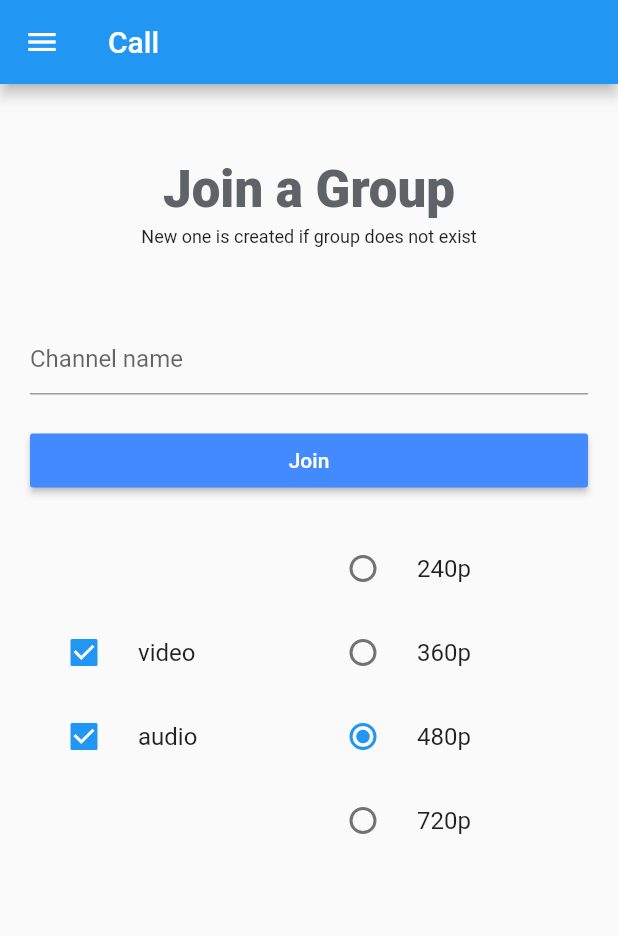
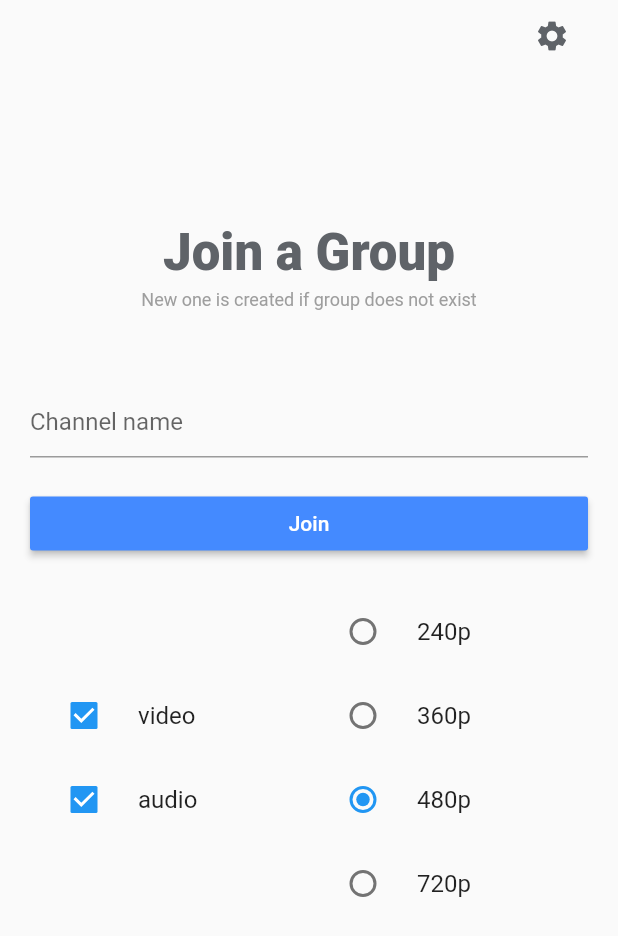
Before and after one commit to BrainyWayne/DSCAgora-Livestream, a Flutter app: the screen it shows after launch, after a tap on the "video call" icon, on a phone screen of 412 x 824 dp. Shown: the top 936 px of the screen. Run offline on Flutter 3.47's test engine with Material 2 defaults, Android fonts, the light colour scheme and no system bars; our stand-ins replace flutter_swiper; missing offline and left inert: agora_flutter_webrtc.

Commit message:
settings n indexPage modified

```diff
--- a/lib/main.dart
+++ b/lib/main.dart
@@ -1,4 +1,5 @@
 import 'package:agora_flutter_webrtc_quickstart/routes.dart';
+import './theme.dart';
 import 'package:flutter/material.dart';
 import 'pages/entry.dart';
 
@@ -10,9 +11,8 @@ class MyApp extends StatelessWidget {
   Widget build(BuildContext context) {
     return new MaterialApp(
       title: 'DSC',
-      theme: new ThemeData(
-        primarySwatch: Colors.blue,
-      ),
+      debugShowCheckedModeBanner: false,
+      theme: lightTheme,
       onGenerateRoute: Router.generateRoutes,
     );
   }
--- a/lib/pages/entry.dart
+++ b/lib/pages/entry.dart
@@ -3,6 +3,9 @@ import 'package:flutter/material.dart';
 import 'call.dart';
 
 class IndexPage extends StatefulWidget {
+  final String channelName;
+
+  IndexPage({this.channelName});
   @override
   State<StatefulWidget> createState() {
     return new IndexState();
@@ -10,7 +13,7 @@ class IndexPage extends StatefulWidget {
 }
 
 class IndexState extends State<IndexPage> {
-  final _channelController = TextEditingController();
+  TextEditingController _channelController;
 
   bool _validateError = false;
   bool _video = true;
@@ -37,18 +40,37 @@ class IndexState extends State<IndexPage> {
   }
 
   @override
+  void initState() {
+    // TODO: implement initState
+    super.initState();
+
+    /// set inital channel name
+    _channelController = TextEditingController(text: widget.channelName);
+  }
+
+  @override
   Widget build(BuildContext context) {
     return Scaffold(
       resizeToAvoidBottomInset: false,
-      appBar: AppBar(
-        title: Text('Call'),
-      ),
-      body: SingleChildScrollView(
+      body: SafeArea(
+        child: SingleChildScrollView(
           child: Container(
+              height: MediaQuery.of(context).size.height,
               padding: EdgeInsets.symmetric(horizontal: 20),
               // height: 400,
               child: Column(
                 children: <Widget>[
+                  Align(
+                    alignment: Alignment.topRight,
+                    child: IconButton(
+                      icon: Icon(
+                        Icons.settings,
+                        color: fadedBlack,
+                      ),
+                      onPressed: () {},
+                    ),
+                  ),
+                  SizedBox(height: 50),
                   Container(
                     padding: EdgeInsets.symmetric(vertical: 50),
                     child: Column(
@@ -67,6 +89,7 @@ class IndexState extends State<IndexPage> {
                           "New one is created if group does not exist",
                           style: TextStyle(
                             fontSize: 12.0,
+                            color: greyText,
                           ),
                         )
                       ],
@@ -115,7 +138,8 @@ class IndexState extends State<IndexPage> {
                                     _video = value;
                                   });
                                 },
-                              controlAffinity: ListTileControlAffinity.leading),
+                                controlAffinity:
+                                    ListTileControlAffinity.leading),
                             CheckboxListTile(
                                 title: Text("audio"),
                                 value: _audio,
@@ -125,7 +149,8 @@ class IndexState extends State<IndexPage> {
                                     _audio = value;
                                   });
                                 },
-                              controlAffinity: ListTileControlAffinity.leading),
+                                controlAffinity:
+                                    ListTileControlAffinity.leading),
                             // CheckboxListTile(
                             //     title: Text("screen"),
                             //     value: _screen,
@@ -187,6 +212,7 @@ class IndexState extends State<IndexPage> {
                   ),
                 ],
               )),
+        ),
       ),
       drawer: Drawer(
           child: Column(
--- a/lib/pages/home.dart
+++ b/lib/pages/home.dart
@@ -64,11 +64,15 @@ class _HomeState extends State<Home> {
             children: <Widget>[
               Positioned(
                 right: -40,
-                top: -20,
+                top: -80,
                 child: Container(
                   alignment: Alignment.topRight,
-
-                  child: Image.asset("assets/images/dsclogo.png", width: 300, height: 300, fit: BoxFit.cover,),
+                  child: Image.asset(
+                    "assets/images/dsclogo.png",
+                    width: 300,
+                    height: 300,
+                    fit: BoxFit.contain,
+                  ),
                 ),
               ),
               Container(
--- a/lib/routes.dart
+++ b/lib/routes.dart
@@ -14,7 +14,11 @@ class Router {
       case '/':
         return MaterialPageRoute(builder: (_) => Home());
       case '/index':
-        return MaterialPageRoute(builder: (_) => IndexPage());
+        return MaterialPageRoute(
+          builder: (_) => IndexPage(
+            channelName: args,
+          ),
+        );
       case '/settings':
         return MaterialPageRoute(builder: (_) => SettingsPage());
         break;
--- a/lib/theme.dart
+++ b/lib/theme.dart
@@ -1,5 +1,9 @@
 import 'package:flutter/material.dart';
 
 Color textWhite = Colors.white;
-Color blackText = const Color(0xff5f6368);
-Color fadedBlack = const Color(0xff5f6368);
+Color blackText = Color(0xff5f6368);
+const Color fadedBlack = Color(0xff5f6368);
+
+const Color greyText = Colors.grey;
+
+ThemeData lightTheme = ThemeData(primarySwatch: Colors.blue);
```
Also changed, not shown: assets/images/dsclogo.png. Lines whose indentation alone changed are shown as unchanged.
